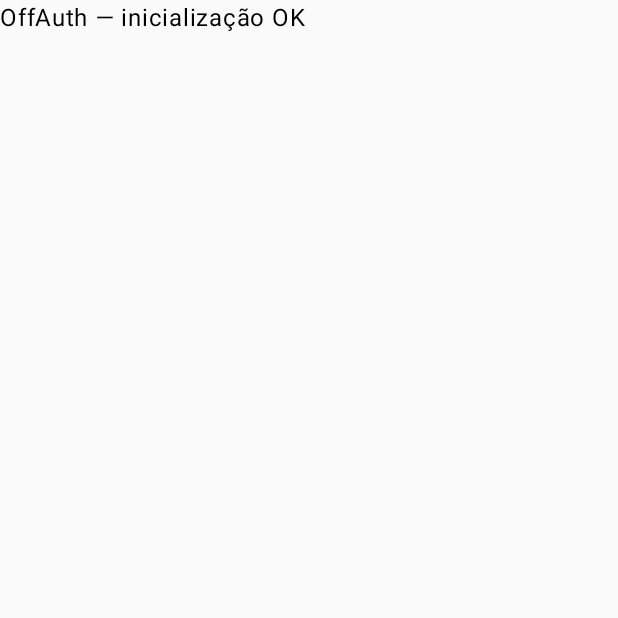
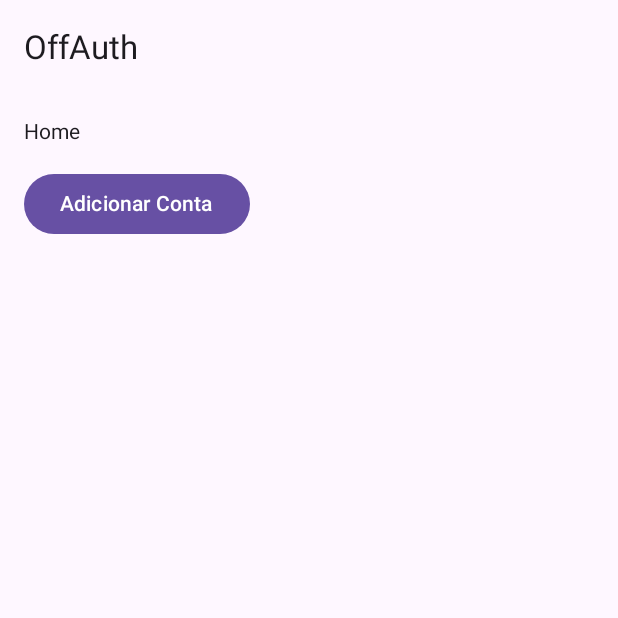
Before and after one commit to RafaelQSantos-RQS/offauth, an Android app built with Jetpack Compose: the screen it shows after launch (MainActivity), on a phone screen of 412 x 824 dp, the top half of it. Run offline under Robolectric (Android 15) with nearby library versions, the phone set to English and light mode, and no system bars.

Commit message:
feat: add app navigation and setup
- Add Compose Navigation dependency to app.
- Refactor MainActivity name in manifest
- Remove unused OffAuthApp composable.
- Remove unused .gitkeep file.
- Remove unused .gitkeep file in core directory.
- Remove unused .gitkeep file from data directory.
- Remove unused domain directory .gitkeep file.
- Refactor MainActivity package and app entry point
- Add OffAuthApp composable with navigation
- Add app navigation and routing for home and add screens.
- Remove empty directory placeholder file.
- Remove unused .gitkeep file.
- Add new screen for adding accounts
- Add HomeScreen composable with account creation button.
- Update Compose Navigation dependency version.

```diff
--- a/app/build.gradle.kts
+++ b/app/build.gradle.kts
@@ -51,6 +51,7 @@ dependencies {
     implementation(libs.androidx.compose.ui.graphics)
     implementation(libs.androidx.compose.ui.tooling.preview)
     implementation(libs.androidx.compose.material3)
+    implementation(libs.androidx.navigation.compose)
     testImplementation(libs.junit)
     androidTestImplementation(libs.androidx.junit)
     androidTestImplementation(libs.androidx.espresso.core)
--- a/app/src/main/AndroidManifest.xml
+++ b/app/src/main/AndroidManifest.xml
@@ -17,7 +17,7 @@
         android:supportsRtl="true"
         android:theme="@style/Theme.OffAuth">
         <activity
-            android:name=".app.MainActivity"
+            android:name=".MainActivity"
             android:exported="true"
             android:label="@string/app_name"
             android:theme="@style/Theme.OffAuth">
--- a/app/src/main/java/com/offauth/app/app/MainActivity.kt
+++ b/app/src/main/java/com/offauth/app/MainActivity.kt
@@ -1,19 +1,15 @@
-package com.offauth.app.app
+package com.offauth.app
 
 import android.os.Bundle
 import androidx.activity.ComponentActivity
 import androidx.activity.compose.setContent
-import androidx.compose.material3.Text
-import androidx.compose.material3.MaterialTheme
 
 class MainActivity : ComponentActivity() {
     override fun onCreate(savedInstanceState: Bundle?) {
         super.onCreate(savedInstanceState)
 
         setContent {
-            MaterialTheme {
-                Text("OffAuth — inicialização OK")
-            }
+            OffAuthApp()
         }
     }
 }
--- /dev/null
+++ b/app/src/main/java/com/offauth/app/OffAuthApp.kt
@@ -0,0 +1,9 @@
+package com.offauth.app
+
+import androidx.compose.runtime.Composable
+import com.offauth.app.ui.AppNav
+
+@Composable
+fun OffAuthApp() {
+    AppNav()
+}
--- /dev/null
+++ b/app/src/main/java/com/offauth/app/ui/AppNav.kt
@@ -0,0 +1,27 @@
+package com.offauth.app.ui
+
+import androidx.compose.runtime.Composable
+import androidx.navigation.compose.NavHost
+import androidx.navigation.compose.rememberNavController
+import androidx.navigation.compose.composable
+import com.offauth.app.ui.screens.HomeScreen
+import com.offauth.app.ui.screens.AddAccountScreen
+
+@Composable
+fun AppNav() {
+    val nav = rememberNavController()
+
+    NavHost(navController = nav, startDestination = "home") {
+        composable("home") {
+            HomeScreen(
+                onAddAccount = { nav.navigate("add") }
+            )
+        }
+
+        composable("add") {
+            AddAccountScreen(
+                onBack = { nav.popBackStack() }
+            )
+        }
+    }
+}
--- /dev/null
+++ b/app/src/main/java/com/offauth/app/ui/screens/HomeScreen.kt
@@ -0,0 +1,33 @@
+@file:OptIn(ExperimentalMaterial3Api::class)
+
+package com.offauth.app.ui.screens
+
+
+import androidx.compose.foundation.layout.*
+import androidx.compose.material3.*
+import androidx.compose.runtime.Composable
+import androidx.compose.ui.Modifier
+import androidx.compose.ui.unit.dp
+
+@Composable
+fun HomeScreen(
+    onAddAccount: () -> Unit
+) {
+    Scaffold(
+        topBar = {
+            TopAppBar(title = { Text("OffAuth") })
+        }
+    ) { padding ->
+        Column(
+            Modifier
+                .padding(padding)
+                .padding(16.dp)
+        ) {
+            Text("Home")
+            Spacer(Modifier.height(16.dp))
+            Button(onClick = onAddAccount) {
+                Text("Adicionar Conta")
+            }
+        }
+    }
+}
--- a/gradle/libs.versions.toml
+++ b/gradle/libs.versions.toml
@@ -8,6 +8,7 @@ espressoCore = "3.7.0"
 lifecycleRuntimeKtx = "2.9.4"
 activityCompose = "1.11.0"
 composeBom = "2024.09.00"
+navigationCompose = "2.9.6"
 
 [libraries]
 androidx-core-ktx = { group = "androidx.core", name = "core-ktx", version.ref = "coreKtx" }
@@ -24,6 +25,7 @@ androidx-compose-ui-tooling-preview = { group = "androidx.compose.ui", name = "u
 androidx-compose-ui-test-manifest = { group = "androidx.compose.ui", name = "ui-test-manifest" }
 androidx-compose-ui-test-junit4 = { group = "androidx.compose.ui", name = "ui-test-junit4" }
 androidx-compose-material3 = { group = "androidx.compose.material3", name = "material3" }
+androidx-navigation-compose = { group = "androidx.navigation", name = "navigation-compose", version.ref = "navigationCompose" }
 
 [plugins]
 android-application = { id = "com.android.application", version.ref = "agp" }
```
Also changed, not shown: app/src/main/java/com/offauth/app/app/OffAuthApp.kt (deleted, +0 -11 lines), app/src/main/java/com/offauth/app/ui/screens/AddAccountScreen.kt (added, +34 -0 lines), 6 other files.
